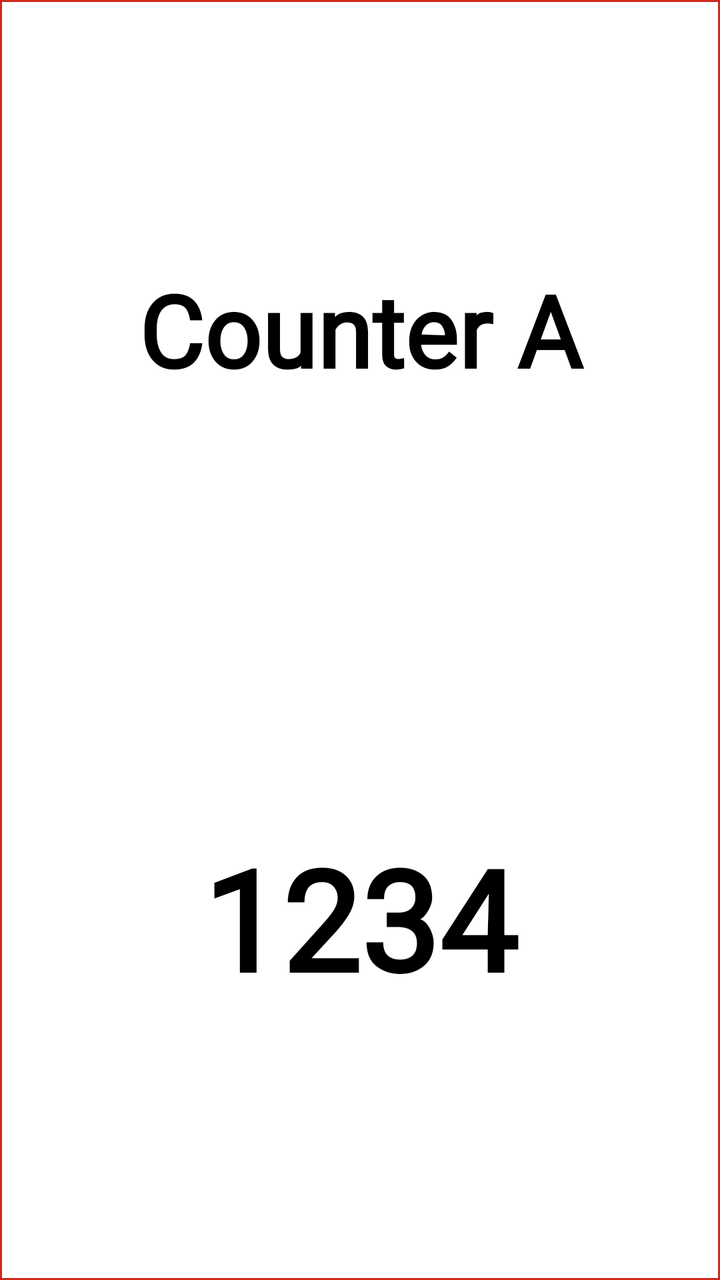
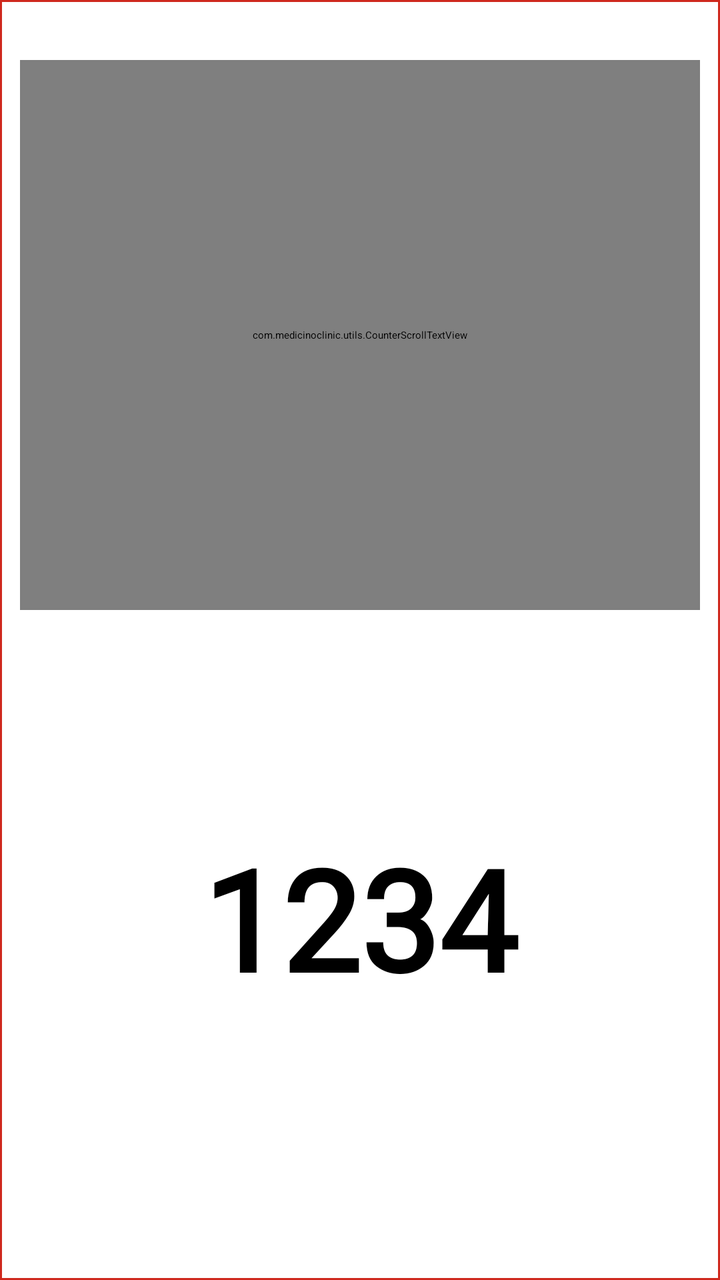

Before-and-after screenshots of an Android layout around one commit, followed by the original layout XML and the change that was made.
<!-- AndroidManifest.xml: application theme Theme.MedicinoAndroidTV -->
<!-- res/layout/item_counter1.xml -->
<?xml version="1.0" encoding="utf-8"?>
<LinearLayout xmlns:android="http://schemas.android.com/apk/res/android"
    android:layout_width="match_parent"
    android:layout_height="wrap_content"
    android:background="@drawable/focus"
    android:focusable="true"
    android:focusableInTouchMode="true"
    android:orientation="vertical"
    android:paddingStart="10dp"
    android:paddingEnd="10dp"
    android:weightSum="2">

    <TextView
        android:id="@+id/tv_name"
        android:layout_width="match_parent"
        android:layout_height="0dp"
        android:ellipsize="marquee"
        android:focusableInTouchMode="true"
        android:gravity="center_vertical|center"
        android:marqueeRepeatLimit="marquee_forever"
        android:scrollHorizontally="true"
        android:singleLine="true"
        android:text="Counter A"
        android:fontFamily="@font/poppins_regular"
        android:textColor="@color/black"
        android:textSize="50sp"
        android:textStyle="bold"
        android:paddingTop="0dp"
        android:paddingBottom="0dp"
        android:lineSpacingExtra="0dp"
        android:textFontWeight="900"
        android:includeFontPadding="false"
        android:layout_weight="1"
        android:layout_marginTop="30dp"
        android:layout_marginBottom="0dp"/>

    <TextView
        android:id="@+id/tv_token"
        android:layout_width="match_parent"
        android:layout_height="0dp"
        android:gravity="center_vertical|center"
        android:layout_marginTop="20dp"
        android:layout_marginBottom="40dp"
        android:text="1234"
        android:textColor="@android:color/black"
        android:textSize="70sp"
        android:textStyle="bold"
        android:paddingTop="0dp"
        android:fontFamily="@font/poppins_bold"
        android:paddingBottom="0dp"
        android:lineSpacingExtra="0dp"
        android:includeFontPadding="false"
        android:layout_weight="1"/>

</LinearLayout>
<!-- resources referenced by this layout -->
<resources>
  <color name="black">#000000</color>
  <!-- drawable focus (drawable) -->
  <?xml version="1.0" encoding="utf-8"?>
  <selector xmlns:android="http://schemas.android.com/apk/res/android">
      <item android:state_focused="true" android:drawable="@drawable/rectangle_bg1" />
      <item android:drawable="@drawable/rectangle_bg" />
  </selector>
  <style name="Theme.MedicinoAndroidTV" parent="@style/Theme.Leanback" />
  <!-- drawable rectangle_bg1 (drawable) -->
  <?xml version="1.0" encoding="utf-8"?>
  <shape xmlns:android="http://schemas.android.com/apk/res/android">
      <solid android:color="@color/selectedBg"/>
      <stroke android:width="1dp" android:color="@color/red"/>
      <corners android:radius="1dp" />
  
  </shape>
  <!-- drawable rectangle_bg (drawable) -->
  <?xml version="1.0" encoding="utf-8"?>
  <shape xmlns:android="http://schemas.android.com/apk/res/android">
      <solid android:color="@color/white"/>
  
      <stroke android:width="1dp"
          android:color="@color/red"
          />
  
  
  
  
  
  
  
      <corners android:bottomRightRadius="0dp"
          android:bottomLeftRadius="0dp"
          android:topLeftRadius="0dp"
          android:topRightRadius="0dp"/>
  </shape>
  <color name="selectedBg">#A692F3DE</color>
  <color name="red">#CF291E</color>
  <color name="white">#ffffff</color>
</resources>

<!-- the commit's change to res/layout/item_counter1.xml (unified diff, before → after) -->
@@ -10,15 +10,11 @@
     android:paddingEnd="10dp"
     android:weightSum="2">
 
-    <TextView
+    <com.medicinoclinic.utils.CounterScrollTextView
         android:id="@+id/tv_name"
         android:layout_width="match_parent"
         android:layout_height="0dp"
-        android:ellipsize="marquee"
-        android:focusableInTouchMode="true"
         android:gravity="center_vertical|center"
-        android:marqueeRepeatLimit="marquee_forever"
-        android:scrollHorizontally="true"
         android:singleLine="true"
         android:text="Counter A"
         android:fontFamily="@font/poppins_regular"
